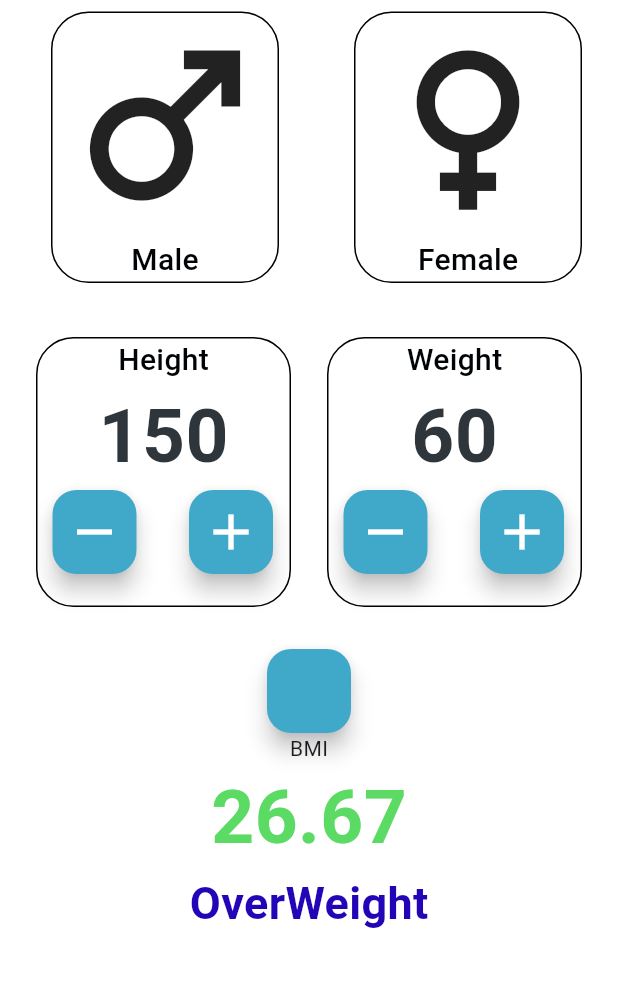
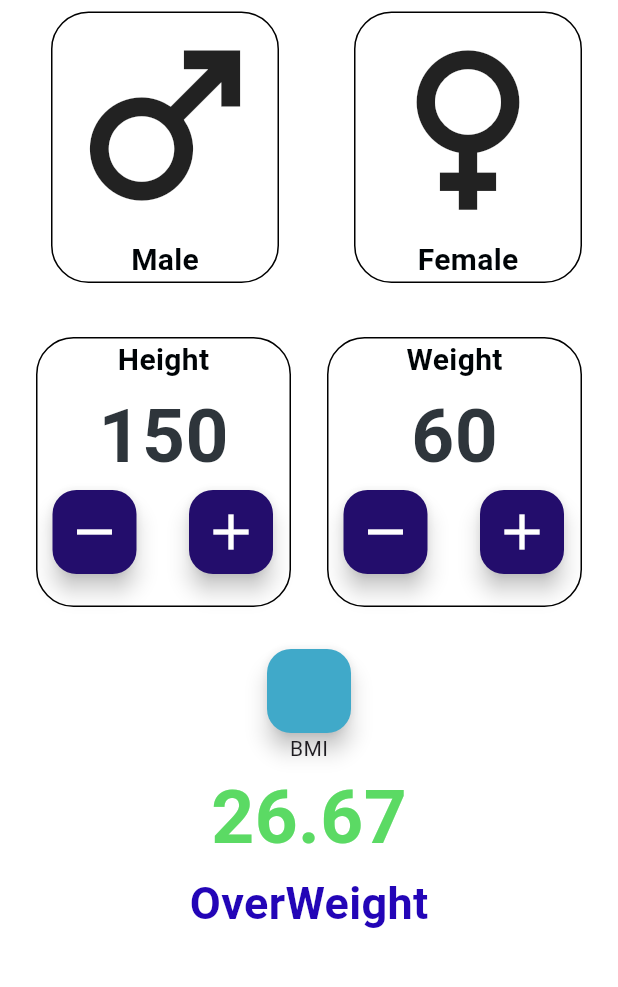
Before and after one commit to akithawijesinghe/BMICALflutter, a Flutter app: the screen it shows after launch, on a phone screen of 412 x 824 dp, the part 65-1052 px from its top. Run offline on Flutter 3.47's test engine with Material 3 defaults, Android fonts, the phone set to English and light mode, and no system bars; Roboto replaces fonts that are missing (Candara).

Commit message:
ui improve

```diff
--- a/lib/constant.dart
+++ b/lib/constant.dart
@@ -25,5 +25,5 @@ const hewecolor = TextStyle(
 const subheading = TextStyle(
     color: Color.fromARGB(255, 0, 4, 7),
     fontSize: 20,
-    fontWeight: FontWeight.w500,
+    fontWeight: FontWeight.bold,
     fontFamily: "Candara");
--- a/lib/main_page.dart
+++ b/lib/main_page.dart
@@ -48,8 +48,11 @@ class _MainPageState extends State<MainPage> {
                       padding: const EdgeInsets.all(8.0),
                       child: Container(
                         decoration: BoxDecoration(
-                          border:
-                              Border.all(color: Color.fromARGB(255, 0, 0, 0)),
+                          border: Border.all(
+                            color: isFemaleSelected
+                                ? Color.fromARGB(255, 5, 5, 87)
+                                : Colors.black,
+                          ),
                           borderRadius: BorderRadius.all(Radius.circular(25.0)),
                           color: (isMaleSelected
                               ? Color.fromARGB(255, 87, 193,
@@ -81,9 +84,14 @@ class _MainPageState extends State<MainPage> {
                       padding: const EdgeInsets.all(8.0),
                       child: Container(
                         decoration: BoxDecoration(
-                          border: Border.all(color: Colors.black),
+                          border: Border.all(
+                            color: isFemaleSelected
+                                ? Color.fromARGB(255, 103, 46, 55)
+                                : Colors.black,
+                          ),
                           //color: (Color.fromARGB(255, 87, 193, 222)),
                           borderRadius: BorderRadius.all(Radius.circular(25.0)),
+
                           color: (isFemaleSelected
                               ? Color.fromARGB(255, 182, 113, 125) // Pink color
                               : Colors.transparent),
@@ -126,7 +134,7 @@ class _MainPageState extends State<MainPage> {
                               const SizedBox(width: 10),
                               FloatingActionButton(
                                 backgroundColor:
-                                    Color.fromARGB(255, 64, 169, 201),
+                                    Color.fromARGB(255, 35, 13, 108),
                                 onPressed: () {
                                   setState(() {
                                     if (height > 80) height--;
@@ -144,7 +152,7 @@ class _MainPageState extends State<MainPage> {
                               const SizedBox(width: 35),
                               FloatingActionButton(
                                   backgroundColor:
-                                      Color.fromARGB(255, 64, 169, 201),
+                                      Color.fromARGB(255, 35, 13, 108),
                                   onPressed: () {
                                     setState(() {
                                       if (height < 200) height++;
@@ -186,7 +194,7 @@ class _MainPageState extends State<MainPage> {
                               const SizedBox(width: 10),
                               FloatingActionButton(
                                 backgroundColor:
-                                    Color.fromARGB(255, 64, 169, 201),
+                                    Color.fromARGB(255, 35, 13, 108),
                                 onPressed: () {
                                   setState(() {
                                     if (weight > 20) weight--;
@@ -203,7 +211,7 @@ class _MainPageState extends State<MainPage> {
                               const SizedBox(width: 35),
                               FloatingActionButton(
                                   backgroundColor:
-                                      Color.fromARGB(255, 64, 169, 201),
+                                      Color.fromARGB(255, 35, 13, 108),
                                   onPressed: () {
                                     setState(() {
                                       if (weight < 120) weight++;
```
